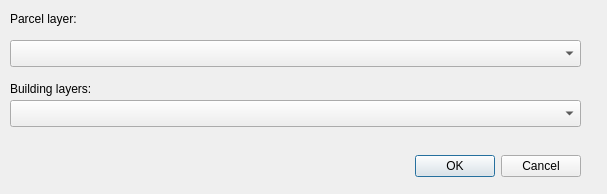
First picture: the form in arearatio_dialog_base.ui, repository zsiki/arearatio, before the edit.
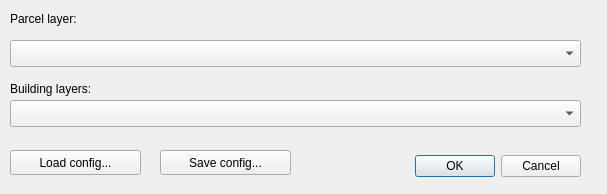
Second picture: the form after the edit. Custom widgets are drawn as their Qt base class.

Commit message: load/save configuration added

The edit to the form file:
```diff
--- a/arearatio_dialog_base.ui
+++ b/arearatio_dialog_base.ui
@@ -75,6 +75,32 @@
     <string>Building layers:</string>
    </property>
   </widget>
+  <widget class="QPushButton" name="loadButton">
+   <property name="geometry">
+    <rect>
+     <x>10</x>
+     <y>150</y>
+     <width>131</width>
+     <height>25</height>
+    </rect>
+   </property>
+   <property name="text">
+    <string>Load config...</string>
+   </property>
+  </widget>
+  <widget class="QPushButton" name="saveButton">
+   <property name="geometry">
+    <rect>
+     <x>160</x>
+     <y>150</y>
+     <width>131</width>
+     <height>25</height>
+    </rect>
+   </property>
+   <property name="text">
+    <string>Save config...</string>
+   </property>
+  </widget>
  </widget>
  <customwidgets>
   <customwidget>
```
The commit also changes 6 other files.
